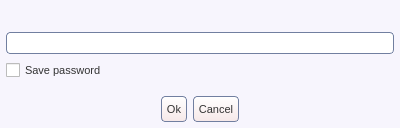
This is share/skins/default/inputpwd.ui in itds-consulting/yate as Qt 5 draws it before an edit. The edited form follows.
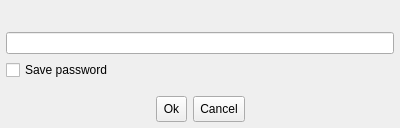
This is the edited form. Icons and pictures are not drawn.

Commit message: Added application stylesheet file. Removed global stylesheet from UI files. Increased font size.

Diff of the .ui file:
```diff
--- a/share/skins/default/inputpwd.ui
+++ b/share/skins/default/inputpwd.ui
@@ -36,91 +36,6 @@
   <property name="windowIcon" >
    <iconset>user.png</iconset>
   </property>
-  <property name="styleSheet" >
-   <string>QWidget#inputpwd {
-  background:#f7f5fd;
-}
-QLineEdit {
-  color:#333333;
-  border: 1px solid #717fa0;
-  border-radius: 4px;
-}
-QAbstractButton { font-size: 11px; color: #333333; }
-QToolButton {
-  border: 1px solid #717fa0;
-  border-radius: 4px;
-  background: qlineargradient(x1: 0, y1: 0, x2: 0, y2: 1, stop: 0 #ffffff, stop: 1 #f6e8e8);
-}
-QToolButton:hover { background: qlineargradient(x1: 0, y1: 0, x2: 0, y2: 1, stop: 0 #ffffff, stop: 1 #f9f3f3); }
-QToolButton:pressed { background: qlineargradient(x1: 0, y1: 0, x2: 0, y2: 1, stop: 0 #f6e8e8, stop: 1 #ffffff); }
-QPushButton {
-  border: 1px solid #717fa0;
-  border-radius: 4px;
-  background: qlineargradient(x1: 0, y1: 0, x2: 0, y2: 1, stop: 0 #ffffff, stop: 1 #f6e8e8);
-}
-QPushButton:hover { background: qlineargradient(x1: 0, y1: 0, x2: 0, y2: 1, stop: 0 #ffffff, stop: 1 #f9f3f3); }
-QPushButton:pressed { background: qlineargradient(x1: 0, y1: 0, x2: 0, y2: 1, stop: 0 #f6e8e8, stop: 1 #ffffff); }
-QComboBox::down-arrow { image: url(cb_arrow.png); }
-QComboBox::down-arrow:on { top: 1px; left: 1px; }
-QComboBox {
-  padding-left: 2px;
-  padding-right: 25px;
-  border: 1px solid #717fa0;
-  border-radius: 4px;
-}
-QComboBox::drop-down {
-  width: 22px;
-  border-left: 1px solid #717fa0;
-}
-QCheckBox::indicator:checked { image: url(checkbox_on.png); }
-QCheckBox::indicator:unchecked { image: url(checkbox_off.png); }
-QRadioButton::indicator:checked { image: url(radio_on.png); }
-QRadioButton::indicator:unchecked { image: url(radio_off.png); }
-QScrollBar { border: 1px solid #717fa0; background: white; }
-QScrollBar::handle {
-  background: qlineargradient(x1: 0, y1: 0, x2: 0, y2: 1, stop: 0 #ffffff, stop: 1 #f6e8e8);
-  border: 1px solid #717fa0;
-}
-QScrollBar:vertical {
-  width: 14px;
-  margin: 16px 0px 16px 0px;
-  border-top: 0px;
-  border-bottom: 0px;
-  border-right: 0px;
-}
-QScrollBar:horizontal {
-  height: 14px;
-  margin: 0px 16px 0px 16px;
-  border-left: 0px;
-  border-right: 0px;
-  border-bottom: 0px;
-}
-QScrollBar::add-line {
-  height: 13px;
-  width: 13px;
-  border: 1px solid #717fa0;
-  subcontrol-origin: margin;
-  background: qlineargradient(x1: 0, y1: 0, x2: 0, y2: 1, stop: 0 #ffffff, stop: 1 #f6e8e8);
-}
-QScrollBar::sub-line {
-  height: 13px;
-  width: 13px;
-  border: 1px solid #717fa0;
-  subcontrol-origin: margin;
-  background: qlineargradient(x1: 0, y1: 0, x2: 0, y2: 1, stop: 0 #ffffff, stop: 1 #f6e8e8);
-}
-QScrollBar::handle:vertical { border-left: 0px; border-right: 0px; }
-QScrollBar::handle:horizontal { border-top: 0px; border-bottom: 0px; }
-QScrollBar::add-line:vertical { subcontrol-position: bottom; image: url(scroll_down.png); height: 14px; }
-QScrollBar::sub-line:vertical { subcontrol-position: top; image: url(scroll_up.png); height: 14px; }
-QScrollBar::add-line:horizontal { subcontrol-position: right; image: url(scroll_right.png); width: 14px; }
-QScrollBar::sub-line:horizontal { subcontrol-position: left; image: url(scroll_left.png); width: 14px; }
-QScrollBar::up-arrow:pressed { border: 1px solid #717fa0; }
-QScrollBar::down-arrow:pressed { border: 1px solid #717fa0; }
-QScrollBar::left-arrow:pressed { border: 1px solid #717fa0; }
-QScrollBar::right-arrow:pressed { border: 1px solid #717fa0; }
-</string>
-  </property>
   <property name="_yate_windowflags" stdset="0" >
    <string>title,sysmenu,close</string>
   </property>
```
Left out of the diff: 3 changed lines with no effect on the pictures. The commit also changes 26 other files.
